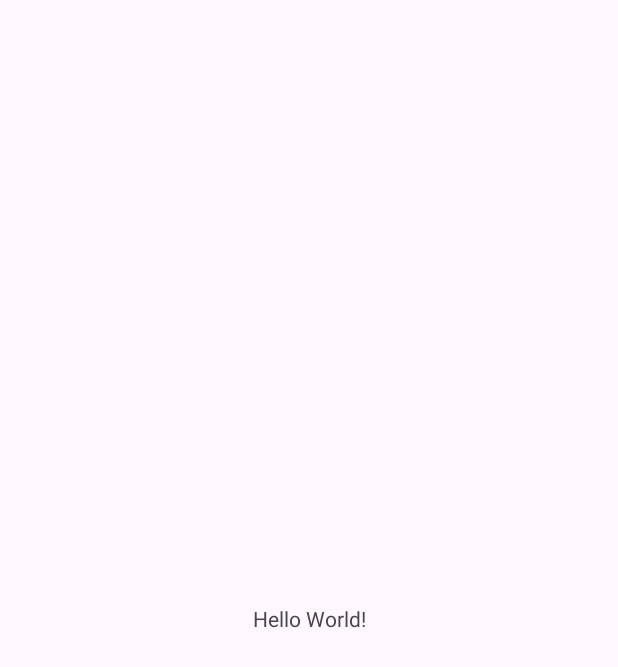
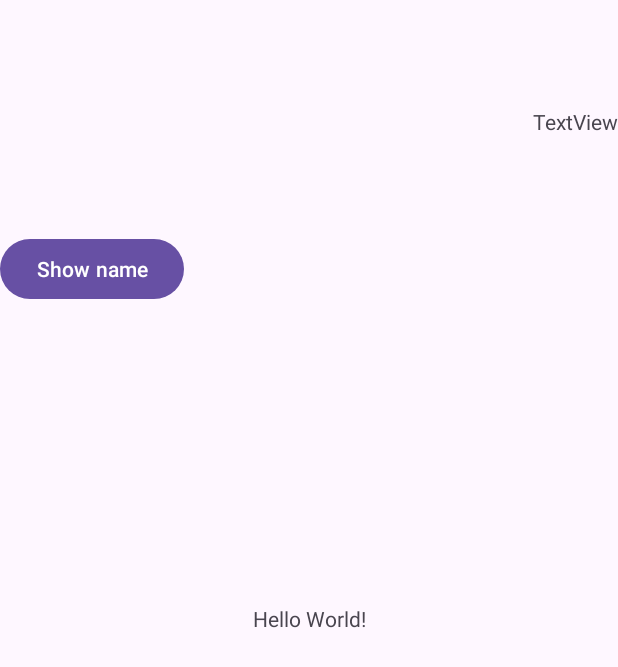
Before and after one commit to Shadow-Legacy/MyFirstLab, an Android app: the screen it shows after launch (MainActivity), on a phone screen of 412 x 824 dp. Before the commit the part shown is almost empty. Shown: the top 667 px of the screen. Run offline under Robolectric (Android 15) with nearby library versions, the phone set to English and light mode, and no system bars.

Commit message:
Second commit

```diff
--- a/app/src/main/java/com/example/myfirstlab/MainActivity.java
+++ b/app/src/main/java/com/example/myfirstlab/MainActivity.java
@@ -3,12 +3,27 @@ package com.example.myfirstlab;
 import androidx.appcompat.app.AppCompatActivity;
 
 import android.os.Bundle;
+import android.view.View;
+import android.widget.Button;
+import android.widget.TextView;
 
 public class MainActivity extends AppCompatActivity {
+
+    TextView textView;
+    Button showBtn;
 
     @Override
     protected void onCreate(Bundle savedInstanceState) {
         super.onCreate(savedInstanceState);
         setContentView(R.layout.activity_main);
+
+        textView = (TextView) findViewById(R.id.Hello);
+        showBtn = (Button) findViewById(R.id.button);
+        showBtn.setOnClickListener(new View.OnClickListener() {
+            @Override
+            public void onClick(View view) {
+                textView.setText("my name is Alex");
+            }
+        });
     }
 }
--- a/app/src/main/res/layout/activity_main.xml
+++ b/app/src/main/res/layout/activity_main.xml
@@ -7,6 +7,7 @@
     tools:context=".MainActivity">
 
     <TextView
+        android:id="@+id/Hello"
         android:layout_width="wrap_content"
         android:layout_height="wrap_content"
         android:text="Hello World!"
@@ -15,4 +16,22 @@
         app:layout_constraintStart_toStartOf="parent"
         app:layout_constraintTop_toTopOf="parent" />
 
+    <Button
+        android:id="@+id/button"
+        android:layout_width="wrap_content"
+        android:layout_height="wrap_content"
+        android:layout_marginTop="155dp"
+        android:text="Show name"
+        app:layout_constraintStart_toStartOf="parent"
+        app:layout_constraintTop_toTopOf="parent" />
+
+    <TextView
+        android:id="@+id/textView"
+        android:layout_width="wrap_content"
+        android:layout_height="wrap_content"
+        android:layout_marginTop="71dp"
+        android:text="TextView"
+        app:layout_constraintEnd_toEndOf="parent"
+        app:layout_constraintTop_toTopOf="parent" />
+
 </androidx.constraintlayout.widget.ConstraintLayout>
```
